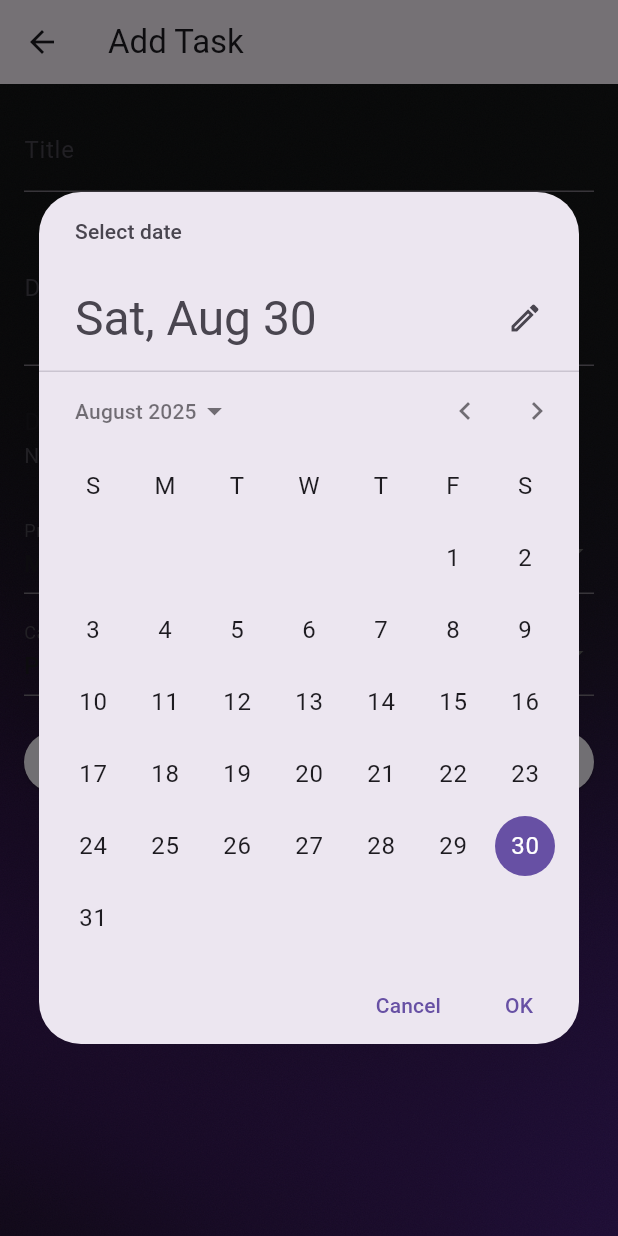
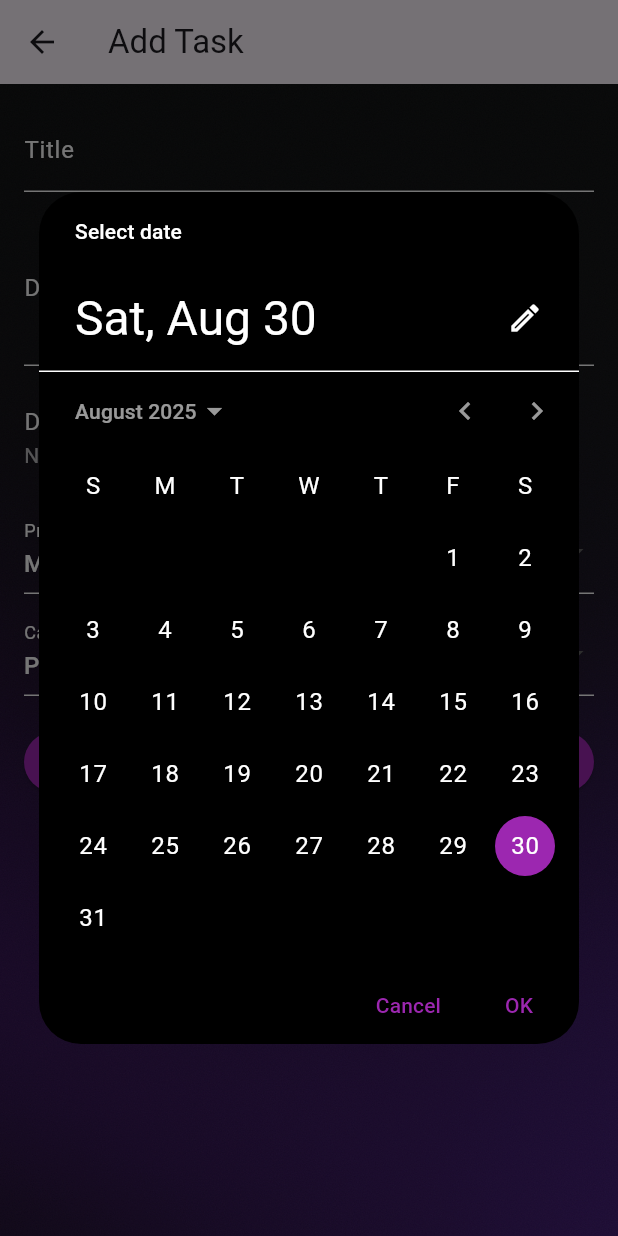
Before and after one commit to Ahana-333/TaskMaster, a Flutter app: the AddTaskPage screen opened directly, after a tap on "Pick", on a phone screen of 412 x 824 dp. Run offline on Flutter 3.47's test engine with Material 3 defaults, Android fonts, the phone set to English and light mode, and no system bars; our stand-ins replace flutter_local_notifications, shared_preferences, table_calendar, timezone; accounts and stored records are empty; Roboto replaces fonts that are missing (Poppins).

Commit message:
Updated AddTaskPage and SplashScreen

```diff
--- a/lib/pages/add_task_page.dart
+++ b/lib/pages/add_task_page.dart
@@ -40,6 +40,20 @@ class _AddTaskPageState extends State<AddTaskPage> {
       initialDate: dueDate ?? DateTime.now(),
       firstDate: DateTime(2000),
       lastDate: DateTime(2100),
+      builder: (context, child) {
+        return Theme(
+          data: Theme.of(context).copyWith(
+            colorScheme: ColorScheme.dark(
+              primary: Colors.purple,
+              onPrimary: Colors.white,
+              surface: Colors.black,
+              onSurface: Colors.white,
+            ),
+            dialogBackgroundColor: Colors.black,
+          ),
+          child: child!,
+        );
+      },
     );
     if (date == null) return;
     final time = await showTimePicker(
@@ -47,6 +61,18 @@ class _AddTaskPageState extends State<AddTaskPage> {
       initialTime: dueDate != null
           ? TimeOfDay.fromDateTime(dueDate!)
           : TimeOfDay.now(),
+      builder: (context, child) {
+        return Theme(
+          data: Theme.of(context).copyWith(
+            timePickerTheme: TimePickerThemeData(
+              backgroundColor: Colors.black,
+              hourMinuteTextColor: Colors.white,
+              dialTextColor: Colors.white,
+            ),
+          ),
+          child: child!,
+        );
+      },
     );
     if (time == null) return;
     setState(() {
@@ -64,7 +90,7 @@ class _AddTaskPageState extends State<AddTaskPage> {
       body: Container(
         decoration: const BoxDecoration(
           image: DecorationImage(
-            image: AssetImage('lib/assets/app_background.png'), // same background as HomePage
+            image: AssetImage('lib/assets/app_background.png'),
             fit: BoxFit.cover,
           ),
         ),
@@ -72,10 +98,21 @@ class _AddTaskPageState extends State<AddTaskPage> {
           padding: const EdgeInsets.all(16),
           child: Form(
             key: _formKey,
-            child: ListView(children: [
+            child: ListView(
+              children: [
                 TextFormField(
                   initialValue: title,
-                decoration: const InputDecoration(labelText: 'Title'),
+                  style: const TextStyle(color: Colors.white),
+                  decoration: const InputDecoration(
+                    labelText: 'Title',
+                    labelStyle: TextStyle(color: Colors.white),
+                    enabledBorder: UnderlineInputBorder(
+                      borderSide: BorderSide(color: Colors.white),
+                    ),
+                    focusedBorder: UnderlineInputBorder(
+                      borderSide: BorderSide(color: Colors.purple),
+                    ),
+                  ),
                   validator: (v) =>
                       v == null || v.trim().isEmpty ? 'Enter a title' : null,
                   onSaved: (v) => title = v!.trim(),
@@ -83,47 +120,78 @@ class _AddTaskPageState extends State<AddTaskPage> {
                 const SizedBox(height: 12),
                 TextFormField(
                   initialValue: description,
-                decoration: const InputDecoration(labelText: 'Description'),
+                  style: const TextStyle(color: Colors.white),
+                  decoration: const InputDecoration(
+                    labelText: 'Description',
+                    labelStyle: TextStyle(color: Colors.white),
+                    enabledBorder: UnderlineInputBorder(
+                      borderSide: BorderSide(color: Colors.white),
+                    ),
+                    focusedBorder: UnderlineInputBorder(
+                      borderSide: BorderSide(color: Colors.purple),
+                    ),
+                  ),
                   maxLines: 3,
                   onSaved: (v) => description = v,
                 ),
                 const SizedBox(height: 12),
                 ListTile(
                   contentPadding: EdgeInsets.zero,
-                title: const Text('Due date'),
+                  title: const Text('Due date', style: TextStyle(color: Colors.white)),
                   subtitle: Text(
                     dueDate != null
                         ? DateFormat.yMMMd().add_jm().format(dueDate!)
                         : 'No due date',
+                    style: const TextStyle(color: Colors.white70),
                   ),
                   trailing: TextButton(
                     onPressed: _pickDateTime,
-                  child: const Text('Pick'),
+                    child: const Text('Pick', style: TextStyle(color: Colors.purple)),
                   ),
                 ),
                 const SizedBox(height: 12),
                 DropdownButtonFormField<int>(
+                  dropdownColor: Colors.black,
                   value: priority,
                   items: const [
-                  DropdownMenuItem(value: 0, child: Text('Low')),
-                  DropdownMenuItem(value: 1, child: Text('Medium')),
-                  DropdownMenuItem(value: 2, child: Text('High')),
+                    DropdownMenuItem(value: 0, child: Text('Low', style: TextStyle(color: Colors.white))),
+                    DropdownMenuItem(value: 1, child: Text('Medium', style: TextStyle(color: Colors.white))),
+                    DropdownMenuItem(value: 2, child: Text('High', style: TextStyle(color: Colors.white))),
                   ],
                   onChanged: (v) => setState(() => priority = v ?? 1),
-                decoration: const InputDecoration(labelText: 'Priority'),
+                  decoration: const InputDecoration(
+                    labelText: 'Priority',
+                    labelStyle: TextStyle(color: Colors.white),
+                    enabledBorder: UnderlineInputBorder(
+                      borderSide: BorderSide(color: Colors.white),
+                    ),
+                  ),
                 ),
                 const SizedBox(height: 12),
                 DropdownButtonFormField<String>(
+                  dropdownColor: Colors.black,
                   value: category,
                   items: ['Work', 'Personal', 'Study', 'Other']
-                    .map((c) =>
-                        DropdownMenuItem(value: c, child: Text(c)))
+                      .map((c) => DropdownMenuItem(
+                            value: c,
+                            child: Text(c, style: const TextStyle(color: Colors.white)),
+                          ))
                       .toList(),
                   onChanged: (v) => setState(() => category = v ?? 'Personal'),
-                decoration: const InputDecoration(labelText: 'Category'),
+                  decoration: const InputDecoration(
+                    labelText: 'Category',
+                    labelStyle: TextStyle(color: Colors.white),
+                    enabledBorder: UnderlineInputBorder(
+                      borderSide: BorderSide(color: Colors.white),
+                    ),
+                  ),
                 ),
                 const SizedBox(height: 20),
                 ElevatedButton(
+                  style: ElevatedButton.styleFrom(
+                    backgroundColor: Colors.purple,
+                    foregroundColor: Colors.white,
+                  ),
                   onPressed: () async {
                     if (!_formKey.currentState!.validate()) return;
                     _formKey.currentState!.save();
@@ -153,7 +221,8 @@ class _AddTaskPageState extends State<AddTaskPage> {
                   },
                   child: Text(isEdit ? 'Save' : 'Add Task'),
                 ),
-            ]),
+              ],
+            ),
           ),
         ),
       ),
```
Also changed, not shown: lib/pages/calendar_page.dart (+46 -4 lines). Lines whose indentation alone changed are shown as unchanged.
